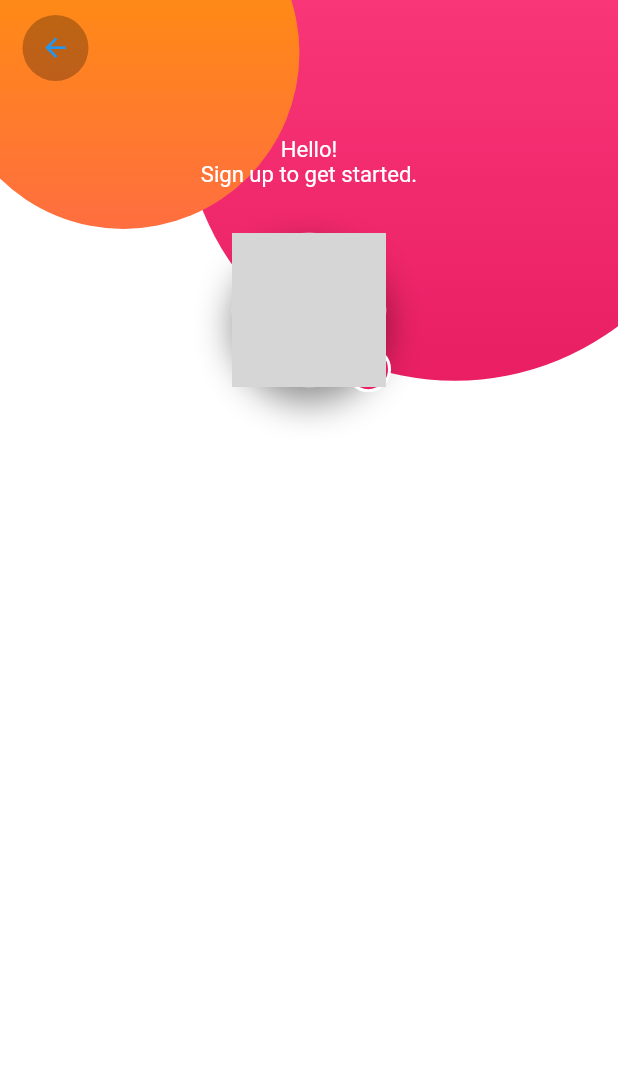
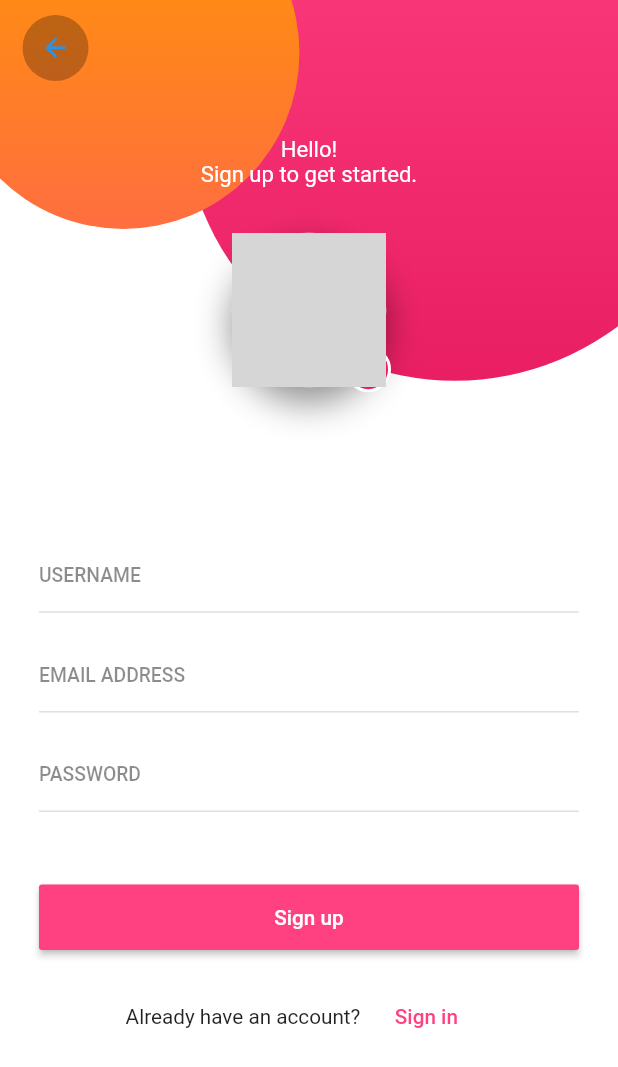
Before and after one commit to PeterPaulez/login_app, a Flutter app: the RegisterPage screen opened by its route, on a phone screen of 412 x 824 dp. Shown: the top 1067 px of the screen. Run offline on Flutter 3.47's test engine with Material 2 defaults, Android fonts, the phone set to English and light mode, and no system bars; our stand-ins replace flutter_svg; network calls fail; grey boxes are pictures that could not be loaded.

Commit message:
CHANGE: Terminando diseño y lógica el formulario de RegisterPage ahora toca crear una API para verificar tanto Login como Register y autentificarnos.

```diff
--- a/lib/pages/register.dart
+++ b/lib/pages/register.dart
@@ -1,6 +1,7 @@
 import 'package:api_login_app/utils/responsive.dart';
 import 'package:api_login_app/widgets/avatarRegister.dart';
 import 'package:api_login_app/widgets/circle.dart';
+import 'package:api_login_app/widgets/registerForm.dart';
 import 'package:flutter/cupertino.dart';
 import 'package:flutter/material.dart';
 
@@ -63,6 +64,7 @@ class _RegisterPageState extends State<RegisterPage> {
                     ],
                   ),
                 ),
+                RegisterFormWidget(),
                 Positioned(
                   left: 15,
                   top: 10,
@@ -75,7 +77,7 @@ class _RegisterPageState extends State<RegisterPage> {
                       onPressed: () => Navigator.pop(context),
                     ),
                   ),
-                )
+                ),
               ],
             ),
           ),
--- /dev/null
+++ b/lib/widgets/registerForm.dart
@@ -0,0 +1,121 @@
+import 'package:api_login_app/utils/responsive.dart';
+import 'package:api_login_app/widgets/inputText.dart';
+import 'package:flutter/material.dart';
+
+class RegisterFormWidget extends StatefulWidget {
+  RegisterFormWidget({Key key}) : super(key: key);
+
+  @override
+  _RegisterFormWidgetState createState() => _RegisterFormWidgetState();
+}
+
+class _RegisterFormWidgetState extends State<RegisterFormWidget> {
+  GlobalKey<FormState> _formKey = GlobalKey();
+  String _email, _password, _userName = '';
+  _submit() {
+    final isOk = _formKey.currentState.validate();
+    print("isok => $isOk");
+    print("email => $_email");
+    print("password => $_password");
+    print("userName => $_userName");
+    if (isOk) {
+      // Api Reques y LOGIN
+    }
+  }
+
+  @override
+  Widget build(BuildContext context) {
+    final Responsive responsive = Responsive.of(context);
+    return Positioned(
+      bottom: 30,
+      child: Container(
+        constraints: BoxConstraints(
+          maxWidth: responsive.isTablet ? 430 : 360,
+        ),
+        child: Form(
+          key: _formKey,
+          child: Column(
+            children: <Widget>[
+              InputTextWidget(
+                labelText: 'USERNAME',
+                fontSize: responsive.diagonalPercent(1.4),
+                onChanged: (text) => _userName = text,
+                validator: (text) {
+                  if (text == null || text.trim().length < 4) {
+                    return 'Invalid username (min 4 chars)';
+                  }
+                  return null;
+                },
+              ),
+              SizedBox(height: responsive.diagonalPercent(2)),
+              InputTextWidget(
+                labelText: 'EMAIL ADDRESS',
+                keyboardType: TextInputType.emailAddress,
+                fontSize: responsive.diagonalPercent(1.4),
+                onChanged: (text) => _email = text,
+                validator: (text) {
+                  if (!text.contains("@") ||
+                      text == null ||
+                      text.trim().length < 5) {
+                    return 'Invalid E-mail';
+                  }
+                  return null;
+                },
+              ),
+              SizedBox(height: responsive.diagonalPercent(2)),
+              InputTextWidget(
+                labelText: 'PASSWORD',
+                obscureText: true,
+                fontSize: responsive.diagonalPercent(1.4),
+                onChanged: (text) => _password = text,
+                validator: (text) {
+                  if (text == null || text.trim().length < 6) {
+                    return 'Invalid password (min 6 chars)';
+                  }
+                  return null;
+                },
+              ),
+              SizedBox(height: responsive.diagonalPercent(5)),
+              MaterialButton(
+                padding: EdgeInsets.symmetric(
+                    vertical: responsive.diagonalPercent(1.5)),
+                minWidth: double.infinity,
+                onPressed: this._submit,
+                child: Text(
+                  'Sign up',
+                  style: TextStyle(
+                      color: Colors.white,
+                      fontSize: responsive.diagonalPercent(1.5)),
+                ),
+                color: Colors.pinkAccent,
+              ),
+              SizedBox(height: responsive.diagonalPercent(2)),
+              Row(
+                mainAxisAlignment: MainAxisAlignment.center,
+                children: [
+                  Text(
+                    'Already have an account?',
+                    style: TextStyle(
+                      fontSize: responsive.diagonalPercent(1.5),
+                    ),
+                  ),
+                  MaterialButton(
+                    onPressed: () => Navigator.pushNamed(context, 'login'),
+                    child: Text(
+                      'Sign in',
+                      style: TextStyle(
+                        color: Colors.pinkAccent,
+                        fontSize: responsive.diagonalPercent(1.5),
+                      ),
+                    ),
+                  ),
+                ],
+              ),
+              SizedBox(height: responsive.diagonalPercent(10)),
+            ],
+          ),
+        ),
+      ),
+    );
+  }
+}
```
